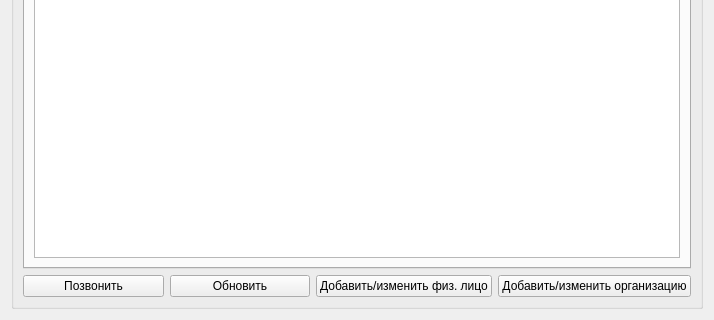
This is CallHistoryDialog.ui in okostynchuk/Outcall as Qt 5 draws it before an edit; both pictures show x 0 to 714 and y 180 to 500 of the 714 by 500 pixel window. The edited form follows.
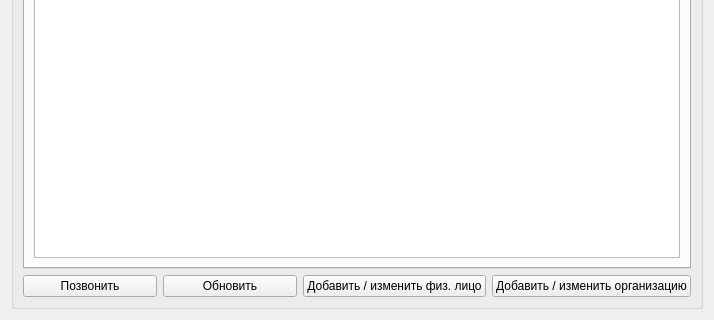
This is the edited form. Icons and pictures are not drawn.

Patch:
```diff
--- a/CallHistoryDialog.ui
+++ b/CallHistoryDialog.ui
@@ -107,7 +107,7 @@
            <enum>Qt::NoFocus</enum>
           </property>
           <property name="text">
-           <string>Добавить/изменить физ. лицо</string>
+           <string>Добавить / изменить физ. лицо</string>
           </property>
          </widget>
         </item>
@@ -117,7 +117,7 @@
            <enum>Qt::NoFocus</enum>
           </property>
           <property name="text">
-           <string>Добавить/изменить организацию</string>
+           <string>Добавить / изменить организацию</string>
           </property>
          </widget>
         </item>
```
Left out of the diff: 20 changed lines with no effect on the pictures.
